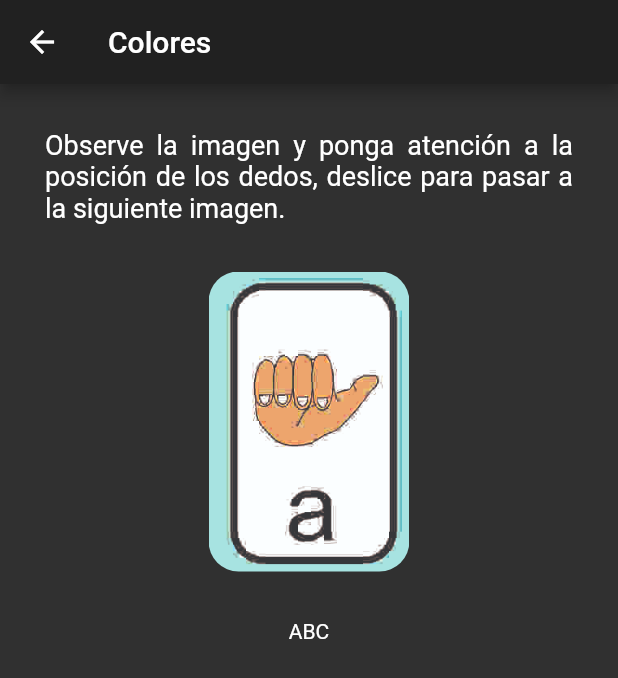
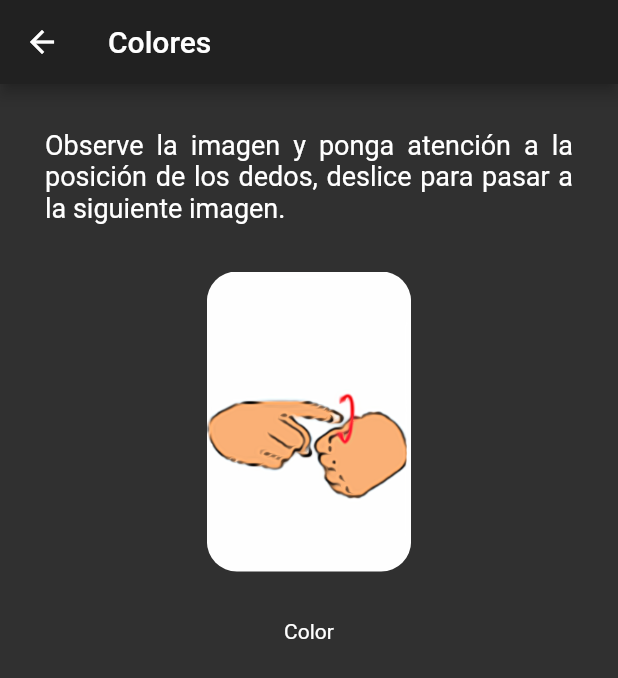
Before and after one commit to Uzueta/AppSenas, a Flutter app: the screen it shows after launch, after a tap on "Colores", on a phone screen of 412 x 824 dp. Shown: the top 678 px of the screen. Run offline on Flutter 3.47's test engine with Material 2 defaults, Android fonts, the phone set to English and light mode, and no system bars; Roboto replaces fonts that are missing (Verdana).

Commit message:
Se agregan recursos de colores y se completan las lecciones

```diff
--- a/lib/models/lecciones_listas.dart
+++ b/lib/models/lecciones_listas.dart
@@ -152,7 +152,28 @@ class LeccionesLista {
         imagePath: 'assets/animales 2/rinoceronte.png',
         description: 'Rinoceronte'),
     Imagenes(imagePath: 'assets/animales 2/vaca.png', description: 'Vaca'),
-    Imagenes(imagePath: 'assets/animales 2/vibora.png', description: 'Vibora'),
+    Imagenes(imagePath: 'assets/animales 2/vibora.png', description: 'Víbora'),
+  ];
+
+  List<Imagenes> colores = [
+    Imagenes(imagePath: 'assets/colores/color.png', description: 'Color'),
+    Imagenes(imagePath: 'assets/colores/amarillo.png', description: 'Amarillo'),
+    Imagenes(imagePath: 'assets/colores/azul.png', description: 'Azul'),
+    Imagenes(imagePath: 'assets/colores/blanco.png', description: 'Blanco'),
+    Imagenes(imagePath: 'assets/colores/cafe.png', description: 'Café'),
+    Imagenes(imagePath: 'assets/colores/claro.png', description: 'Claro'),
+    Imagenes(imagePath: 'assets/colores/gris.png', description: 'Gris'),
+    Imagenes(imagePath: 'assets/colores/morado.png', description: 'Morado'),
+    Imagenes(imagePath: 'assets/colores/naranja.png', description: 'Naranja'),
+    Imagenes(imagePath: 'assets/colores/negro.png', description: 'Negro'),
+    Imagenes(imagePath: 'assets/colores/oro.png', description: 'Oro'),
+    Imagenes(imagePath: 'assets/colores/plata.png', description: 'Plata'),
+    Imagenes(imagePath: 'assets/colores/rojo1.png', description: 'Rojo'),
+    Imagenes(
+        imagePath: 'assets/colores/rojo2.png',
+        description: 'Rojo (alternativa)'),
+    Imagenes(imagePath: 'assets/colores/rosa.png', description: 'Rosa'),
+    Imagenes(imagePath: 'assets/colores/verde.png', description: 'Verde'),
   ];
 }
 
--- a/lib/screens/lecciones.dart
+++ b/lib/screens/lecciones.dart
@@ -25,9 +25,8 @@ class PantallaLeccion extends StatelessWidget {
       case 4:
         lista = listas.meses;
         break;
-      //Lista de colores
       case 5:
-        lista = listas.imagenes;
+        lista = listas.colores;
         break;
       case 6:
         lista = listas.tiempos;
--- a/pubspec.yaml
+++ b/pubspec.yaml
@@ -52,6 +52,7 @@ flutter:
         - assets/tiempos/
         - assets/animales1/
         - assets/animales 2/
+        - assets/colores/
     #   - images/a_dot_ham.jpeg
 
     # An image asset can refer to one or more resolution-specific "variants", see
```
Also changed, not shown: assets/animales 1.png (added), assets/colores/amarillo.png (added), assets/colores/azul.png (added), assets/colores/blanco.png (added), assets/colores/cafe.png (added), assets/colores/claro.png (added), assets/colores/color.png (added), assets/colores/gris.png (added), assets/colores/morado.png (added), assets/colores/naranja.png (added), assets/colores/negro.png (added), assets/colores/oro.png (added), assets/colores/plata.png (added), assets/colores/rojo1.png (added), 4 more files.
